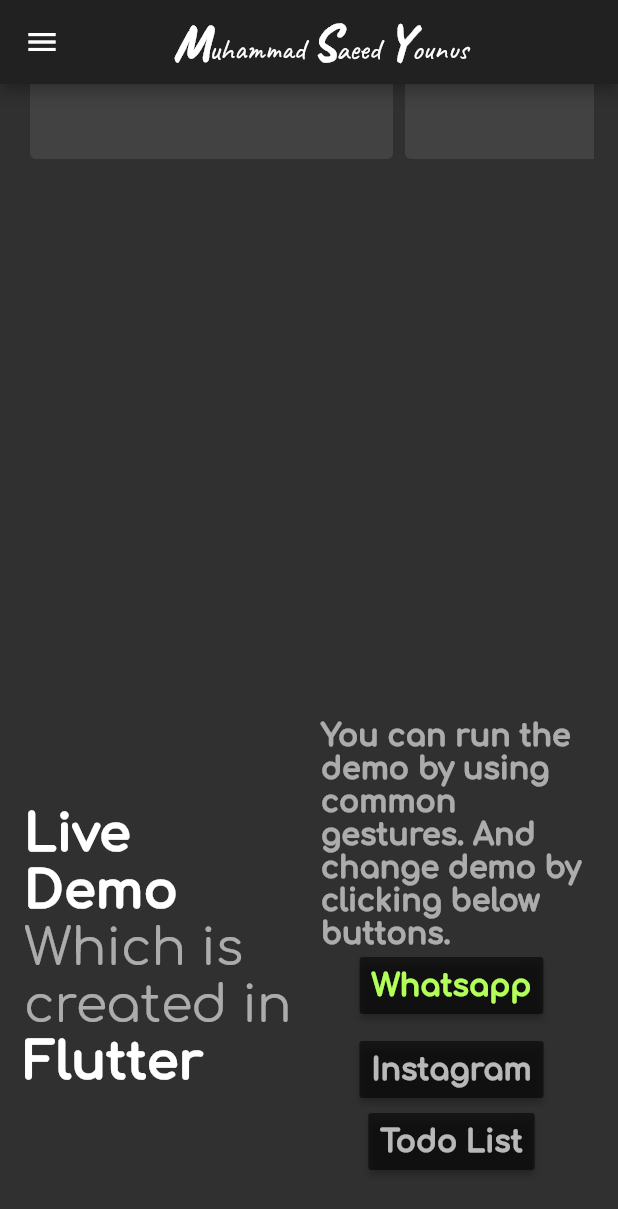
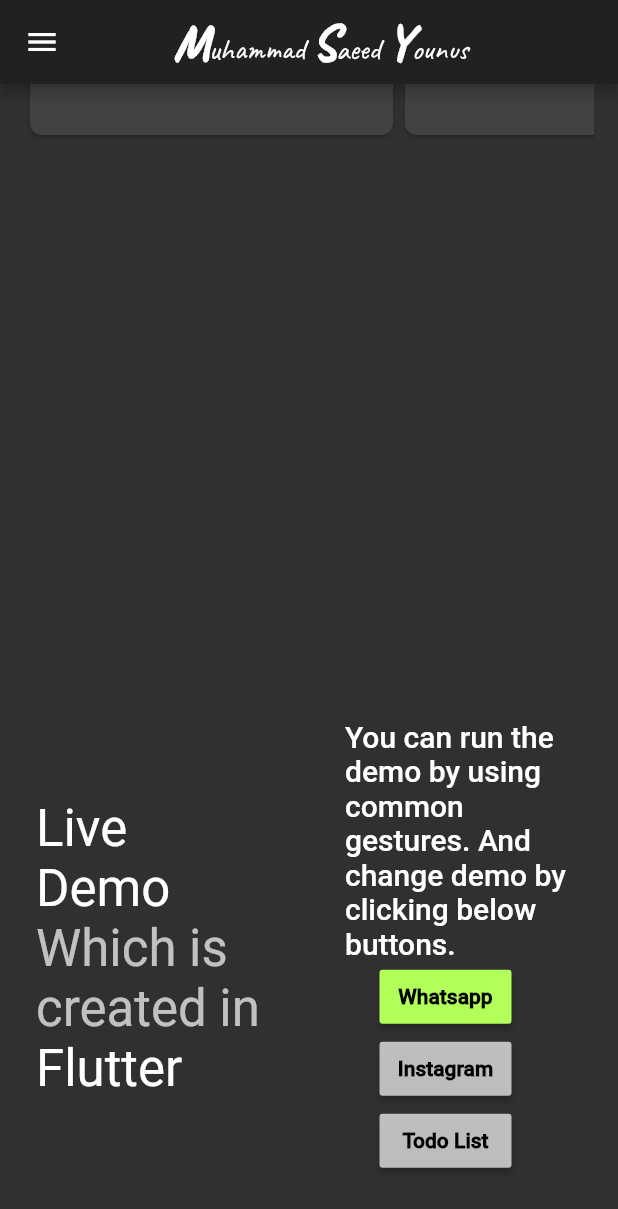
Before and after one commit to saeed-younus/flutter_portfolio_app, a Flutter app: the screen it shows after launch, scrolled down 2880 dp, on a phone screen of 412 x 824 dp. Shown: the top 1209 px of the screen. Run offline on Flutter 3.47's test engine with Material 2 defaults, Android fonts, the phone set to English and light mode, and no system bars; our stand-ins replace google_fonts, rxdart; missing offline and left inert: dart:js; statements that could not run were skipped.

Commit message:
Fixes which respect to material design guidlines

```diff
--- a/lib/about.dart
+++ b/lib/about.dart
@@ -1,7 +1,6 @@
 import 'dart:ui';
 
 import 'package:flutter/material.dart';
-import 'package:google_fonts/google_fonts.dart';
 
 class AboutScreen extends StatefulWidget {
   @override
--- a/lib/demo.dart
+++ b/lib/demo.dart
@@ -1,6 +1,5 @@
 import 'dart:ui';
 import 'package:flutter/material.dart';
-import 'package:google_fonts/google_fonts.dart';
 import 'package:web_portfolio/demo/RxListScreen.dart';
 import 'demo/Instagram.dart';
 import 'demo/WhatsApp.dart';
@@ -31,12 +30,12 @@ class _DemoScreenState extends State<DemoScreen> {
   @override
   Widget build(BuildContext context) {
     return Container(
-      padding: const EdgeInsets.all(16),
+      padding: const EdgeInsets.all(24),
       child: Row(
         children: <Widget>[
           Expanded(
             child: Padding(
-              padding: const EdgeInsets.only(right: 8),
+              padding: const EdgeInsets.only(right: 24),
               child: Column(
                 crossAxisAlignment: CrossAxisAlignment.start,
                 mainAxisAlignment: MainAxisAlignment.center,
@@ -48,13 +47,11 @@ class _DemoScreenState extends State<DemoScreen> {
                         TextSpan(
                           text: "Which is created in ",
                           style: TextStyle(
-                            fontFamily: "Comfortaa",
-                            color: Colors.white60,
+                            fontFamily: "Roboto",
+                            color: Colors.white70,
                             fontSize: isDesktop
                                 ? Theme.of(context).textTheme.display2.fontSize
                                 : Theme.of(context).textTheme.display1.fontSize,
-                            fontWeight:
-                                Theme.of(context).textTheme.display2.fontWeight,
                           ),
                         ),
                         TextSpan(
@@ -62,12 +59,11 @@ class _DemoScreenState extends State<DemoScreen> {
                         ),
                       ],
                       style: TextStyle(
-                        fontFamily: "Comfortaa",
+                        fontFamily: "Roboto",
                         color: Colors.white,
                         fontSize: isDesktop
                             ? Theme.of(context).textTheme.display2.fontSize
                             : Theme.of(context).textTheme.display1.fontSize,
-                        fontWeight: FontWeight.w900,
                       ),
                     ),
                   ),
@@ -86,12 +82,12 @@ class _DemoScreenState extends State<DemoScreen> {
           ),
           isDesktop
               ? AspectRatio(
-                  aspectRatio: 10 / 16,
+                  aspectRatio: 11 / 16,
                   child: Column(
                     children: <Widget>[
                       Container(
                         child: AspectRatio(
-                          aspectRatio: 10 / 16,
+                          aspectRatio: 11 / 16,
                           child: MaterialApp(
                             debugShowCheckedModeBanner: false,
                             theme: ThemeData.light(),
@@ -108,16 +104,16 @@ class _DemoScreenState extends State<DemoScreen> {
               mainAxisAlignment: MainAxisAlignment.center,
               children: <Widget>[
                 Padding(
-                  padding: const EdgeInsets.only(left: 8),
+                  padding: const EdgeInsets.only(left: 24),
                   child: Text(
                     "You can run the demo by using common gestures. And change demo by clicking below buttons.",
                     style: TextStyle(
-                      fontFamily: "Comfortaa",
-                      color: Colors.white60,
+                      fontFamily: "Roboto",
+                      color: Colors.white,
                       fontSize: isDesktop
                           ? Theme.of(context).textTheme.headline.fontSize
                           : Theme.of(context).textTheme.title.fontSize,
-                      fontWeight: FontWeight.w900,
+                      fontWeight: FontWeight.w600,
                     ),
                   ),
                 ),
@@ -144,22 +140,18 @@ class _DemoScreenState extends State<DemoScreen> {
                     }
                   },
                   padding: const EdgeInsets.all(8),
-                  color: Colors.black54,
+                  color: _demoType == DemoEnum.whatsapp
+                      ? Colors.lightGreenAccent
+                      : Colors.white70,
                   child: Text(
                     "Whatsapp",
                     style: TextStyle(
-                      fontFamily: "Comfortaa",
-                      color: _demoType == DemoEnum.whatsapp
-                          ? Colors.lightGreenAccent
-                          : Colors.white70,
-                      fontSize: isDesktop
-                          ? Theme.of(context).textTheme.headline.fontSize
-                          : Theme.of(context).textTheme.title.fontSize,
-                      fontWeight: FontWeight.w900,
+                      fontFamily: "Roboto",
+                      color: Colors.black,
+                      fontWeight: FontWeight.w700,
                     ),
                   ),
                 ),
-                const SizedBox(height: 8),
                 RaisedButton(
                   onPressed: () {
                     if (isDesktop) {
@@ -183,18 +175,15 @@ class _DemoScreenState extends State<DemoScreen> {
                     }
                   },
                   padding: const EdgeInsets.all(8),
-                  color: Colors.black54,
+                  color: _demoType == DemoEnum.instagram
+                      ? Colors.pinkAccent
+                      : Colors.white70,
                   child: Text(
                     "Instagram",
                     style: TextStyle(
-                      fontFamily: "Comfortaa",
-                      color: _demoType == DemoEnum.instagram
-                          ? Colors.pinkAccent
-                          : Colors.white70,
-                      fontSize: isDesktop
-                          ? Theme.of(context).textTheme.headline.fontSize
-                          : Theme.of(context).textTheme.title.fontSize,
-                      fontWeight: FontWeight.w900,
+                      fontFamily: "Roboto",
+                      color: Colors.black,
+                      fontWeight: FontWeight.w700,
                     ),
                   ),
                 ),
@@ -221,18 +210,15 @@ class _DemoScreenState extends State<DemoScreen> {
                     }
                   },
                   padding: const EdgeInsets.all(8),
-                  color: Colors.black54,
+                  color: _demoType == DemoEnum.todo
+                      ? Colors.blueAccent
+                      : Colors.white70,
                   child: Text(
                     "Todo List",
                     style: TextStyle(
-                      fontFamily: "Comfortaa",
-                      color: _demoType == DemoEnum.todo
-                          ? Colors.blueAccent
-                          : Colors.white70,
-                      fontSize: isDesktop
-                          ? Theme.of(context).textTheme.headline.fontSize
-                          : Theme.of(context).textTheme.title.fontSize,
-                      fontWeight: FontWeight.w900,
+                      fontFamily: "Roboto",
+                      color: Colors.black,
+                      fontWeight: FontWeight.w700,
                     ),
                   ),
                 ),
--- a/lib/home.dart
+++ b/lib/home.dart
@@ -89,6 +89,7 @@ class _HomeScreenState extends State<HomeScreen>
                 fontSize: Theme.of(context).textTheme.display2.fontSize,
                 fontWeight: FontWeight.w500,
               ),
+              textAlign: TextAlign.center,
             ),
             builder: (BuildContext context, Widget widget) {
               return Opacity(
--- a/lib/main.dart
+++ b/lib/main.dart
@@ -130,11 +130,10 @@ class _HomePageState extends State<HomePage> {
                               )
                             ]
                           : [],
-                      color: Color(0xFF383838),
+                      color: Color(0xFF444444),
                     ),
                     child: Material(
-                      elevation: 0,
-                      color: Color(0xFF383838),
+                      color: Color(0xFF444444),
                       child: Row(
                         mainAxisAlignment: MainAxisAlignment.spaceBetween,
                         children: <Widget>[
@@ -243,7 +242,7 @@ class _HomePageState extends State<HomePage> {
     return [
       CircleButton(
         "Home",
-        materialColor: Colors.redAccent[100],
+        materialColor: Colors.red[200],
         shadowColor: Colors.redAccent,
         isSelected: _selectedPageIndex == 0,
         onPressed: () {
@@ -252,7 +251,7 @@ class _HomePageState extends State<HomePage> {
       ),
       CircleButton(
         "About Me",
-        materialColor: Colors.orangeAccent[100],
+        materialColor: Colors.orange[200],
         shadowColor: Colors.orangeAccent,
         isSelected: _selectedPageIndex == 1,
         onPressed: () {
@@ -261,7 +260,7 @@ class _HomePageState extends State<HomePage> {
       ),
       CircleButton(
         "Skills",
-        materialColor: Colors.yellowAccent[100],
+        materialColor: Colors.yellow[200],
         shadowColor: Colors.yellowAccent,
         isSelected: _selectedPageIndex == 2,
         onPressed: () {
@@ -270,7 +269,7 @@ class _HomePageState extends State<HomePage> {
       ),
       CircleButton(
         "Open Source",
-        materialColor: Colors.greenAccent[100],
+        materialColor: Colors.green[200],
         shadowColor: Colors.greenAccent,
         isSelected: _selectedPageIndex == 3,
         onPressed: () {
@@ -279,7 +278,7 @@ class _HomePageState extends State<HomePage> {
       ),
       CircleButton(
         "Demo",
-        materialColor: Colors.blueAccent[100],
+        materialColor: Colors.blue[200],
         shadowColor: Colors.blueAccent,
         isSelected: _selectedPageIndex == 4,
         onPressed: () {
@@ -288,7 +287,7 @@ class _HomePageState extends State<HomePage> {
       ),
       CircleButton(
         "Articles",
-        materialColor: Colors.indigoAccent[100],
+        materialColor: Colors.indigo[200],
         shadowColor: Colors.indigoAccent,
         isSelected: _selectedPageIndex == 5,
         onPressed: () {
@@ -297,7 +296,7 @@ class _HomePageState extends State<HomePage> {
       ),
       CircleButton(
         "Contact",
-        materialColor: Colors.deepPurpleAccent[100],
+        materialColor: Colors.deepPurple[200],
         shadowColor: Colors.deepPurpleAccent,
         isSelected: _selectedPageIndex == 6,
         onPressed: () {
@@ -399,7 +398,7 @@ class _CircleButtonState extends State<CircleButton> {
         child: Material(
           shape: CircleBorder(),
           elevation: 0,
-          color: Color(0xFF383838),
+          color: Colors.transparent,
           child: Stack(
             children: <Widget>[
               AnimatedCrossFade(
@@ -432,7 +431,7 @@ class _CircleButtonState extends State<CircleButton> {
                             : Color(0xefffffff),
                         fontFamily: "Roboto",
                         fontSize: Theme.of(context).textTheme.body1.fontSize,
-                        fontWeight: FontWeight.w800,
+                        fontWeight: FontWeight.w700,
                       ),
                     ),
                   ),
--- a/lib/open_source.dart
+++ b/lib/open_source.dart
@@ -32,16 +32,15 @@ class _OpenSourceScreenState extends State<OpenSourceScreen> {
               "Open Source Projects",
               textAlign: TextAlign.center,
               style: TextStyle(
-                fontFamily: "Comfortaa",
+                fontFamily: "Roboto",
                 fontSize: isDesktop
                     ? Theme.of(context).textTheme.display2.fontSize
                     : Theme.of(context).textTheme.display1.fontSize,
-                fontWeight: Theme.of(context).textTheme.display2.fontWeight,
               ),
             ),
           ),
           Container(
-            constraints: BoxConstraints(minHeight: 250, maxHeight: 300),
+            constraints: BoxConstraints(minHeight: 250, maxHeight: 250),
             margin: EdgeInsets.all(16),
             child: ListView(
               scrollDirection: Axis.horizontal,
@@ -81,7 +80,7 @@ class _OpenSourceScreenState extends State<OpenSourceScreen> {
                   "Flutter Project",
                   "Whats App Ui clone",
                   "In this project I just clone whats app UI in flutter and I explore flutter is so fast, rubust and easy.",
-                  Colors.lightBlueAccent,
+                  Colors.lightBlue[200],
                   () {
                     js.context.callMethod("open", [
                       "https://github.com/saeed-younus/whatsapp_clone_flutter"
@@ -92,7 +91,7 @@ class _OpenSourceScreenState extends State<OpenSourceScreen> {
                   "Flutter Project",
                   "My Portfolio Web",
                   "You are running this web it is created in flutter. You can see the code in github.",
-                  Colors.lightBlueAccent,
+                  Colors.lightBlue[200],
                   () {
                     js.context.callMethod("open", [
                       "https://github.com/saeed-younus/flutter_portfolio_app"
@@ -108,7 +107,7 @@ class _OpenSourceScreenState extends State<OpenSourceScreen> {
   }
 }
 
-class OpenSourceCardItem extends StatelessWidget {
+class OpenSourceCardItem extends StatefulWidget {
   String openSourceType;
   String title;
   String description;
@@ -124,13 +123,27 @@ class OpenSourceCardItem extends StatelessWidget {
   ) : super();
 
   @override
+  _OpenSourceCardItemState createState() => _OpenSourceCardItemState();
+}
+
+class _OpenSourceCardItemState extends State<OpenSourceCardItem> {
+  bool isHover = false;
+
+  @override
   Widget build(BuildContext context) {
     return Container(
       width: 250,
       child: Card(
-        elevation: 0,
+        shape: RoundedRectangleBorder(
+          borderRadius: BorderRadius.circular(8),
+        ),
         child: InkWell(
-          onTap: onTap,
+          onTap: widget.onTap,
+          onHover: (isHover) {
+            setState(() {
+              this.isHover = isHover;
+            });
+          },
           child: Padding(
             padding: const EdgeInsets.all(16.0),
             child: Column(
@@ -140,46 +153,49 @@ class OpenSourceCardItem extends StatelessWidget {
                   mainAxisAlignment: MainAxisAlignment.spaceBetween,
                   children: <Widget>[
                     Text(
-                      openSourceType,
+                      widget.openSourceType,
                       style: TextStyle(
-                        fontFamily: "Comfortaa",
-                        fontSize: Theme.of(context).textTheme.caption.fontSize,
-                        fontWeight:
-                            Theme.of(context).textTheme.caption.fontWeight,
-                      ),
+                          fontFamily: "Roboto",
+                          fontSize:
+                              Theme.of(context).textTheme.overline.fontSize,
+                          fontWeight: FontWeight.w600,
+                          color: widget.titleColor),
                     ),
                     SizedBox(
                       height: 24,
                       width: 24,
-                      child: const Icon(Icons.open_in_new),
+                      child: Icon(
+                        Icons.open_in_new,
+                        color: widget.titleColor,
+                      ),
                     ),
                   ],
                 ),
                 SizedBox(
-                  height: 24,
+                  height: 8,
                 ),
                 SizedBox(
                   height: 60,
                   child: Text(
-                    title,
+                    widget.title,
                     style: TextStyle(
-                      fontFamily: "Comfortaa",
-                      color: titleColor,
+                      fontFamily: "Roboto",
+                      color: widget.titleColor,
                       fontSize: Theme.of(context).textTheme.headline.fontSize,
-                      fontWeight:
-                          Theme.of(context).textTheme.headline.fontWeight,
+                      fontWeight: FontWeight.w600,
                     ),
                   ),
                 ),
                 SizedBox(
-                  height: 32,
+                  height: 16,
                 ),
                 Text(
-                  description,
+                  widget.description,
                   style: TextStyle(
-                    fontFamily: "Comfortaa",
-                    fontSize: Theme.of(context).textTheme.body2.fontSize,
-                    fontWeight: Theme.of(context).textTheme.body2.fontWeight,
+                    fontFamily: "Roboto",
+                    fontSize: Theme.of(context).textTheme.body1.fontSize,
+                    fontWeight: FontWeight.w600,
+                    color: Colors.white,
                   ),
                 ),
               ],
--- a/lib/skills.dart
+++ b/lib/skills.dart
@@ -93,7 +93,7 @@ class SkillItem extends StatelessWidget {
       isDesktop = false;
     }
     return Card(
-      elevation: 0,
+      elevation: 1,
       child: Padding(
         padding: const EdgeInsets.all(8.0),
         child: Column(
@@ -111,7 +111,9 @@ class SkillItem extends StatelessWidget {
               _text,
               style: const TextStyle(
                 fontFamily: "Roboto",
-                fontSize: 20,
+                fontSize: 16,
+                fontWeight: FontWeight.w600,
+                color: Colors.white,
               ),
             ),
           ],
```
Also changed, not shown: lib/article.dart (+18 -15 lines), lib/contact.dart (+5 -6 lines).
